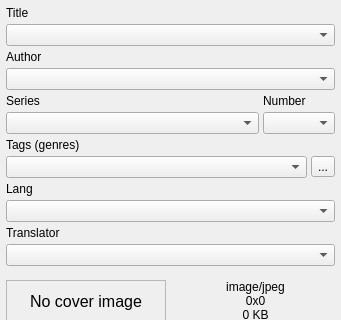
Before: the Qt Designer form src/designer/bookinfopanel.ui in dnkorpushov/libro2, drawn with Qt 5; both pictures show x 0 to 341 and y 0 to 320 of the 341 by 630 pixel window.
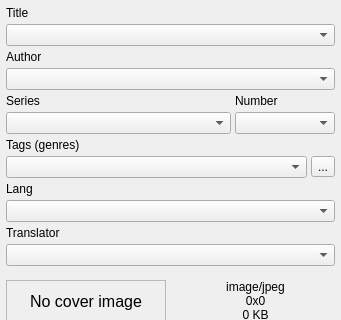
After: the same form once the commit is applied. Icons and pictures are not drawn. Custom widgets are drawn as their Qt base class.

```diff
--- a/src/designer/bookinfopanel.ui
+++ b/src/designer/bookinfopanel.ui
@@ -125,7 +125,14 @@
             <widget class="ComboEdit" name="textSeries"/>
            </item>
            <item row="1" column="2">
-            <widget class="ComboEdit" name="textNumber"/>
+            <widget class="ComboEdit" name="textNumber">
+             <property name="minimumSize">
+              <size>
+               <width>100</width>
+               <height>0</height>
+              </size>
+             </property>
+            </widget>
            </item>
           </layout>
          </item>
```
